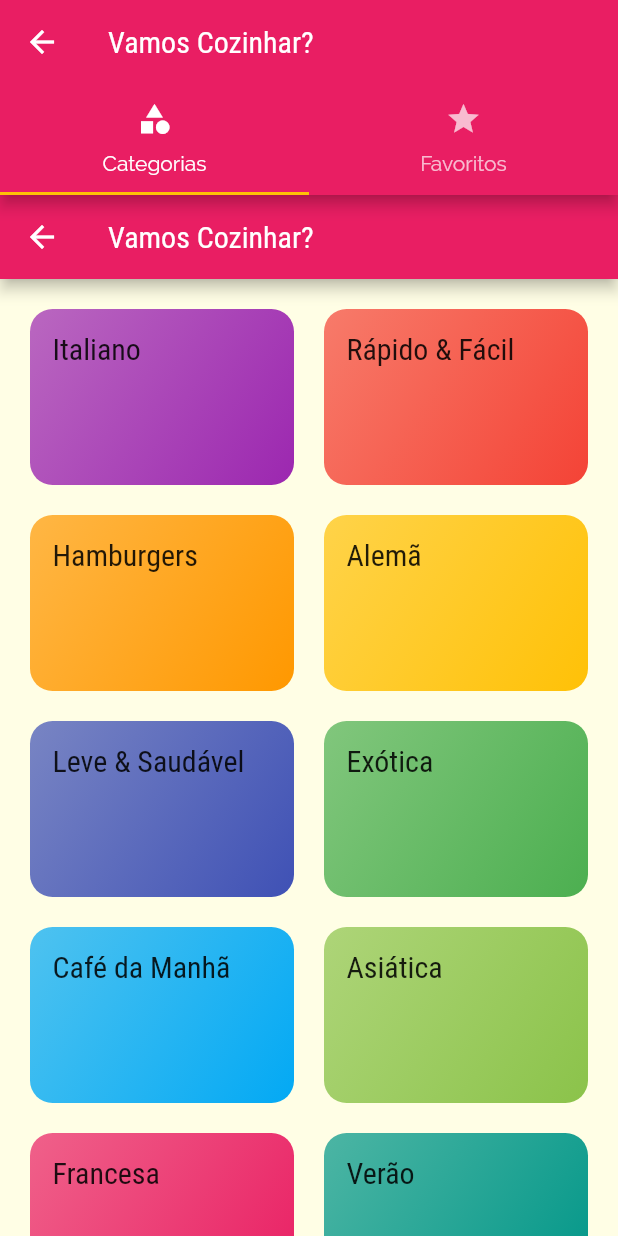
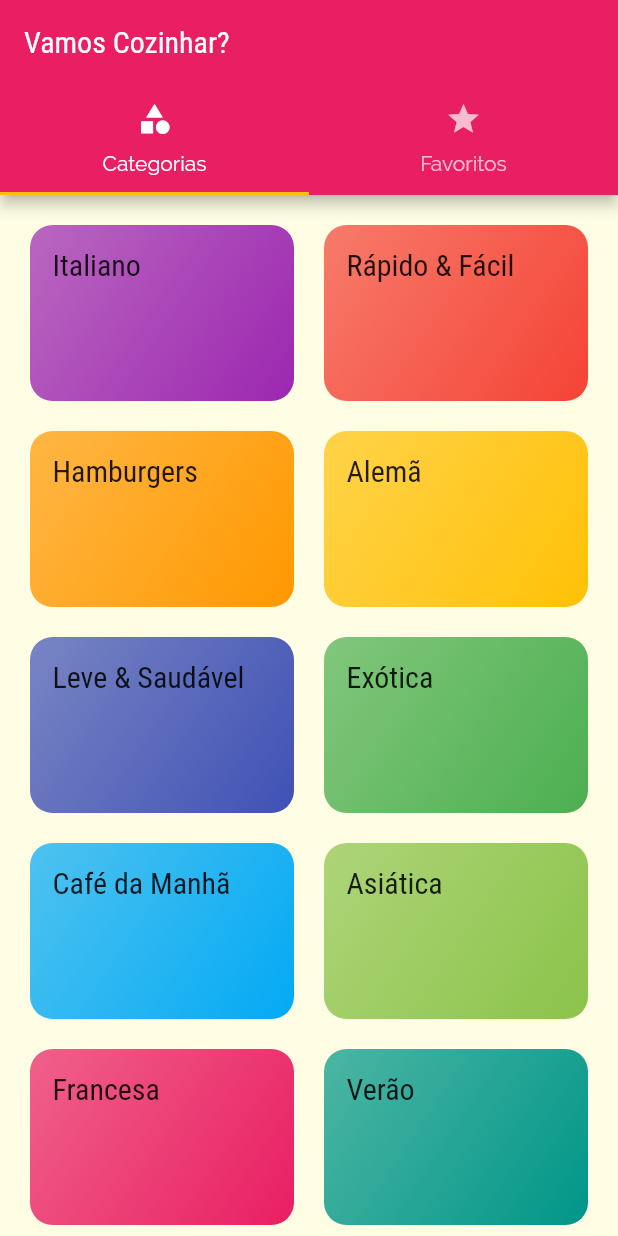
Before and after one commit to TonySilva7/meals, a Flutter app: the TabsScreen screen opened directly, on a phone screen of 412 x 824 dp. Run offline on Flutter 3.47's test engine with Material 2 defaults, Android fonts, the phone set to English and light mode, and no system bars.

Commit message:
feat: implements tabBar

```diff
--- a/lib/main.dart
+++ b/lib/main.dart
@@ -2,6 +2,7 @@ import 'package:flutter/material.dart';
 import 'package:meals/screens/categories_meals_screen.dart';
 import 'package:meals/screens/categories_screen.dart';
 import 'package:meals/screens/meal_detail_screen.dart';
+import 'package:meals/screens/tabs_screen.dart';
 import 'package:meals/utils/app_routes.dart';
 
 void main() => runApp(MyApp());
@@ -34,23 +35,10 @@ class MyApp extends StatelessWidget {
       ),
       // home: const CategoriesScreen(),
       routes: {
-        AppRoutes.home: (context) => const CategoriesScreen(),
+        AppRoutes.home: (context) => const TabsScreen(),
         AppRoutes.categoriesMeals: (ctx) => const CategoriesMealsScreen(),
         AppRoutes.mealDetail: (ctx) => const MealDetailScreen(),
       },
-      // onGenerateRoute: (configs) {
-      //   if (configs.name == '/alguma-coisa') {
-      //     return null;
-      //   } else if (configs.name == '/outra-coisa') {
-      //     return null;
-      //   } else {
-      //     return MaterialPageRoute(
-      //       builder: (_) {
-      //         return const CategoriesScreen();
-      //       },
-      //     );
-      //   }
-      // },
       onUnknownRoute: (configs) {
         return MaterialPageRoute(
           builder: (_) {
--- a/lib/screens/categories_screen.dart
+++ b/lib/screens/categories_screen.dart
@@ -8,11 +8,7 @@ class CategoriesScreen extends StatelessWidget {
 
   @override
   Widget build(BuildContext context) {
-    return Scaffold(
-      appBar: AppBar(
-        title: const Text('Vamos Cozinhar?'),
-      ),
-      body: GridView(
+    return GridView(
       padding: const EdgeInsets.all(20),
       gridDelegate: const SliverGridDelegateWithMaxCrossAxisExtent(
         maxCrossAxisExtent: 200,
@@ -25,7 +21,6 @@ class CategoriesScreen extends StatelessWidget {
           category: cat,
         );
       }).toList(),
-      ),
     );
   }
 }
```
Lines whose indentation alone changed are shown as unchanged.
